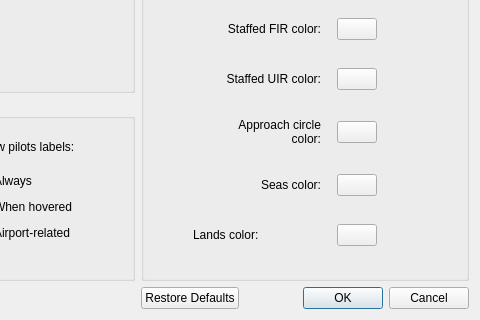
Vatsinator/vatsinator-legacy, file source/ui/resources/SettingsWindow.ui: the form before one commit; both pictures show x 203 to 683 and y 100 to 420 of the 683 by 420 pixel window.
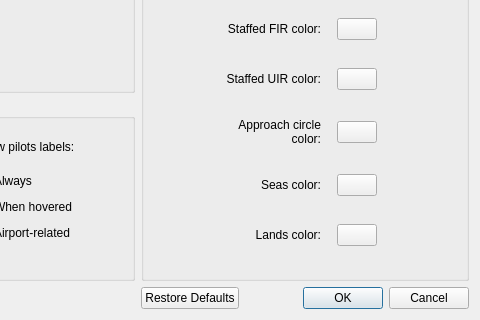
The form after the commit. Icons and pictures are not drawn. Custom widgets are drawn as their Qt base class.

Patch:
```diff
--- a/source/ui/resources/SettingsWindow.ui
+++ b/source/ui/resources/SettingsWindow.ui
@@ -195,6 +195,9 @@
         <property name="text">
          <string>Lands color:</string>
         </property>
+        <property name="alignment">
+         <set>Qt::AlignRight|Qt::AlignTrailing|Qt::AlignVCenter</set>
+        </property>
        </widget>
       </item>
       <item row="5" column="3">
```
